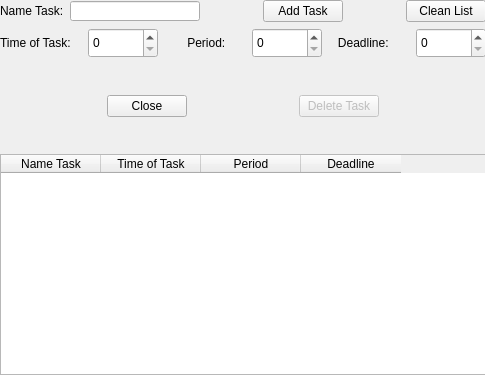
First picture: the form in addtask.ui, repository feichay10/Cliente-Proyecto-Final-SOA, before the edit.
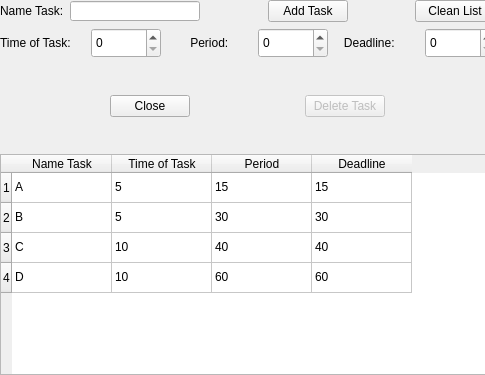
Second picture: the form after the edit.

Commit message: Graph properly drawn and sent accordingly to server

```diff
--- a/addtask.ui
+++ b/addtask.ui
@@ -36,7 +36,7 @@
     <rect>
      <x>0</x>
      <y>0</y>
-     <width>486</width>
+     <width>495</width>
      <height>375</height>
     </rect>
    </property>
@@ -320,6 +320,26 @@
       <property name="accessibleDescription">
        <string/>
       </property>
+      <row>
+       <property name="text">
+        <string>1</string>
+       </property>
+      </row>
+      <row>
+       <property name="text">
+        <string>2</string>
+       </property>
+      </row>
+      <row>
+       <property name="text">
+        <string>3</string>
+       </property>
+      </row>
+      <row>
+       <property name="text">
+        <string>4</string>
+       </property>
+      </row>
       <column>
        <property name="text">
         <string>Name Task</string>
@@ -340,6 +360,86 @@
         <string>Deadline</string>
        </property>
       </column>
+      <item row="0" column="0">
+       <property name="text">
+        <string>A</string>
+       </property>
+      </item>
+      <item row="0" column="1">
+       <property name="text">
+        <string>5</string>
+       </property>
+      </item>
+      <item row="0" column="2">
+       <property name="text">
+        <string>15</string>
+       </property>
+      </item>
+      <item row="0" column="3">
+       <property name="text">
+        <string>15</string>
+       </property>
+      </item>
+      <item row="1" column="0">
+       <property name="text">
+        <string>B</string>
+       </property>
+      </item>
+      <item row="1" column="1">
+       <property name="text">
+        <string>5</string>
+       </property>
+      </item>
+      <item row="1" column="2">
+       <property name="text">
+        <string>30</string>
+       </property>
+      </item>
+      <item row="1" column="3">
+       <property name="text">
+        <string>30</string>
+       </property>
+      </item>
+      <item row="2" column="0">
+       <property name="text">
+        <string>C</string>
+       </property>
+      </item>
+      <item row="2" column="1">
+       <property name="text">
+        <string>10</string>
+       </property>
+      </item>
+      <item row="2" column="2">
+       <property name="text">
+        <string>40</string>
+       </property>
+      </item>
+      <item row="2" column="3">
+       <property name="text">
+        <string>40</string>
+       </property>
+      </item>
+      <item row="3" column="0">
+       <property name="text">
+        <string>D</string>
+       </property>
+      </item>
+      <item row="3" column="1">
+       <property name="text">
+        <string>10</string>
+       </property>
+      </item>
+      <item row="3" column="2">
+       <property name="text">
+        <string>60</string>
+       </property>
+      </item>
+      <item row="3" column="3">
+       <property name="text">
+        <string>60</string>
+       </property>
+      </item>
      </widget>
     </item>
    </layout>
```
The commit also changes 2 other files.
